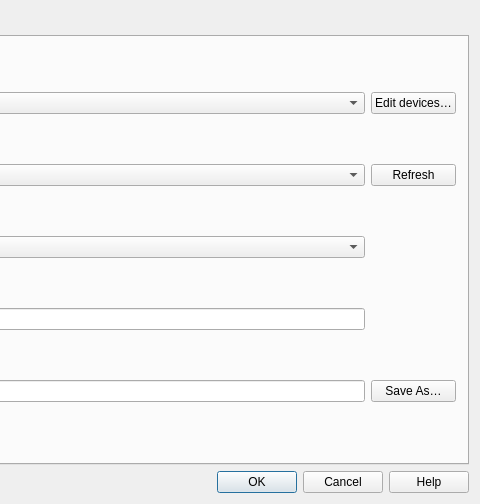
Above: src/plugins/gps_importer/qgsgpspluginguibase.ui from carsmie/QGIS before the change; both pictures show x 737 to 1217 and y 0 to 504 of the 1217 by 504 pixel window. Below: the same form after it.
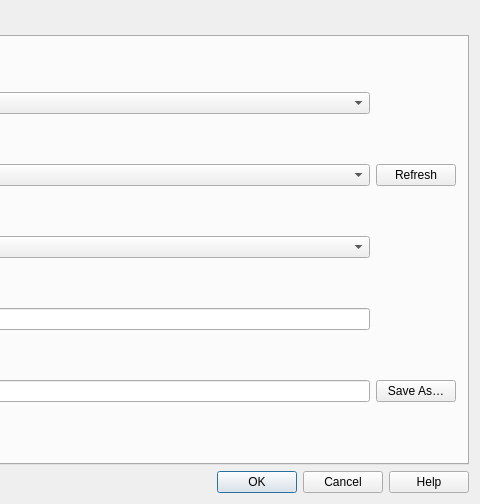
That is the form after the change. The open tabs and pages were chosen to show the change. Icons and pictures are not drawn. Custom widgets are drawn as their Qt base class.

Commit message: Move GPS Tools GPSbabel device configuration widget to new page in global settings dialog

```diff
--- a/src/plugins/gps_importer/qgsgpspluginguibase.ui
+++ b/src/plugins/gps_importer/qgsgpspluginguibase.ui
@@ -252,19 +252,6 @@
          </property>
         </widget>
        </item>
-       <item row="0" column="2">
-        <widget class="QPushButton" name="pbDLEditDevices">
-         <property name="sizePolicy">
-          <sizepolicy hsizetype="Minimum" vsizetype="Fixed">
-           <horstretch>0</horstretch>
-           <verstretch>0</verstretch>
-          </sizepolicy>
-         </property>
-         <property name="text">
-          <string>Edit devices…</string>
-         </property>
-        </widget>
-       </item>
        <item row="1" column="0">
         <widget class="QLabel" name="textLabel2_5">
          <property name="text">
```
Left out of the diff: 119 changed lines with no effect on the pictures. The commit also changes 9 other files.
